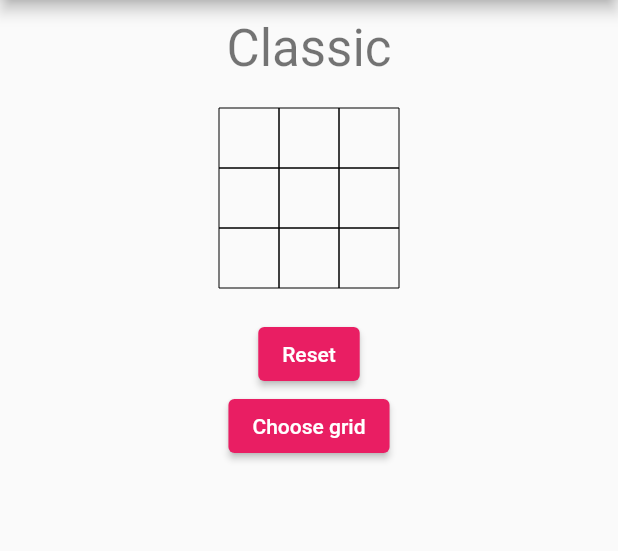
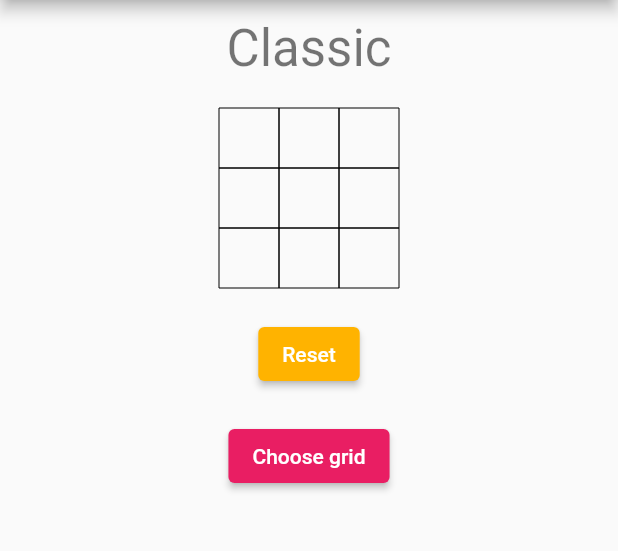
Before and after one commit to mgrinx/tic_tac_toe, a Flutter app: the screen it shows after launch, on a phone screen of 412 x 824 dp, the part 84-635 px from its top. Run offline on Flutter 3.47's test engine with Material 2 defaults, Android fonts, the phone set to English and light mode, and no system bars.

```diff
--- a/lib/main.dart
+++ b/lib/main.dart
@@ -34,10 +34,10 @@ class MyHomePage extends StatefulWidget {
 }
 
 class _MyHomePageState extends State<MyHomePage> {
-  static const _initialGrid = 0;
+  static const _initialGrid = 'Classic';
 
   Game _game = _createGame(_initialGrid);
-  final ValueNotifier<int> _grid = ValueNotifier<int>(_initialGrid);
+  final ValueNotifier<String> _grid = ValueNotifier<String>(_initialGrid);
 
   @override
   void initState() {
@@ -49,8 +49,9 @@ class _MyHomePageState extends State<MyHomePage> {
     super.initState();
   }
 
-  static Game _createGame(int index) {
-    return Game(createBoard(index));
+  static Game _createGame(String boardName) {
+    print('new game');
+    return Game(createBoard(boardName));
   }
 
   @override
@@ -70,7 +71,7 @@ class _MyHomePageState extends State<MyHomePage> {
                 mainAxisSize: MainAxisSize.min,
                 children: <Widget>[
                   Text(
-                    boardTemplates.keys.elementAt(_grid.value),
+                    _grid.value,
                     style: Theme.of(context).textTheme.headlineMedium,
                   ),
                   const SizedBox(height: 20),
@@ -82,8 +83,11 @@ class _MyHomePageState extends State<MyHomePage> {
                         _game = _createGame(_grid.value);
                       });
                     },
+                    style: ElevatedButton.styleFrom(
+                        backgroundColor: Colors.amber[600]),
                     child: const Text('Reset'),
                   ),
+                  const SizedBox(height: 20),
                   ElevatedButton(
                     onPressed: () {
                       Navigator.push(
--- a/lib/model/boards.dart
+++ b/lib/model/boards.dart
@@ -13,8 +13,8 @@ final boardTemplates = <String, Board>{
   ]
 };
 
-Board createBoard(int index) {
-  final template = boardTemplates.entries.toList()[index].value;
+Board createBoard(String boardName) {
+  final template = boardTemplates[boardName]!;
   return List.generate(
     template.length,
     (x) => List.generate(
```
Also changed, not shown: lib/grids_page.dart (+5 -5 lines).
